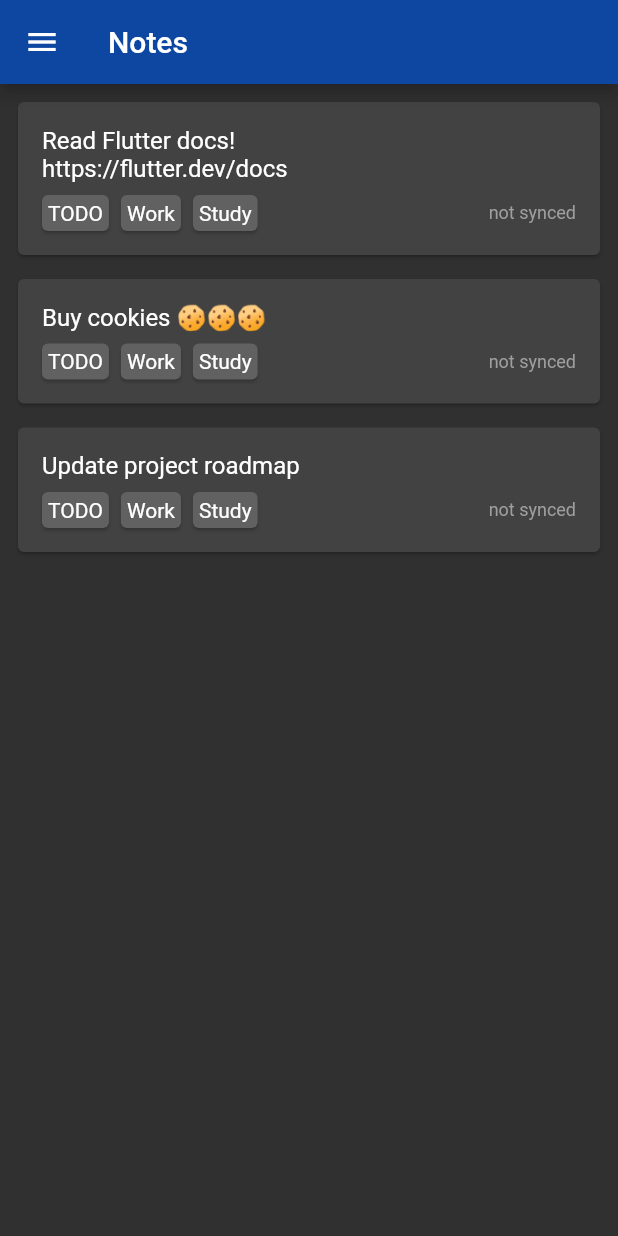
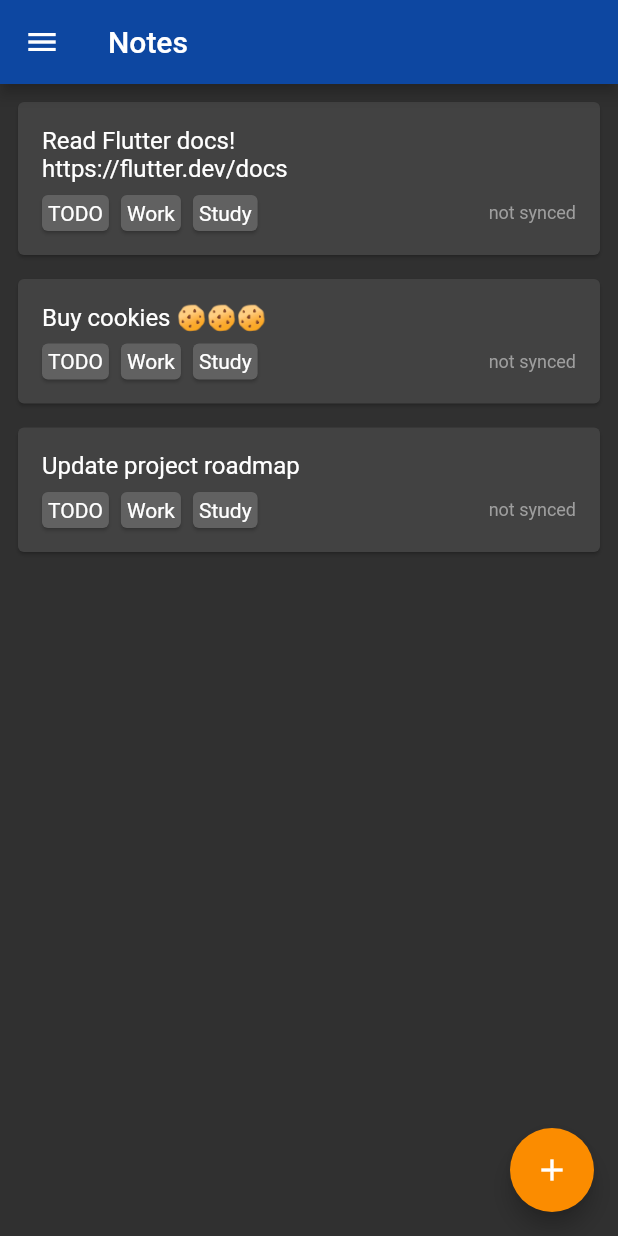
Before and after one commit to Nikolay-Ra/librenotes-mobile, a Flutter app: the NotesScreen screen opened by its route, on a phone screen of 412 x 824 dp. Run offline on Flutter 3.47's test engine with Material 2 defaults, Android fonts, the phone set to English and light mode, and no system bars.

Commit message:
add floating action button to notes screen

```diff
--- a/lib/screens/notes_screen.dart
+++ b/lib/screens/notes_screen.dart
@@ -24,6 +24,7 @@ class _NotesScreenState extends State<NotesScreen> {
       ),
       drawer: _getDrawer(),
       body: _getBody(),
+      floatingActionButton: _getFloatingActionButton(),
     );
   }
 
@@ -68,6 +69,14 @@ class _NotesScreenState extends State<NotesScreen> {
     );
   }
 
+  _getFloatingActionButton() {
+    return FloatingActionButton(
+      child: Icon(Icons.add),
+      foregroundColor: Colors.white,
+      onPressed: () {},
+    );
+  }
+
   _getBody() {
     return ListView.builder(
       itemCount: notes.length,
```
